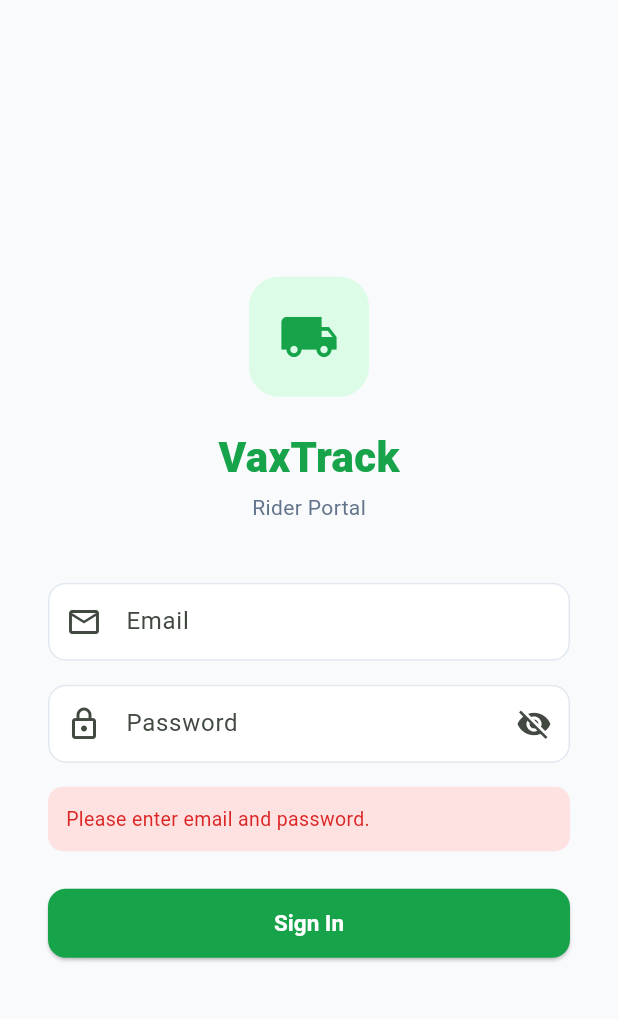
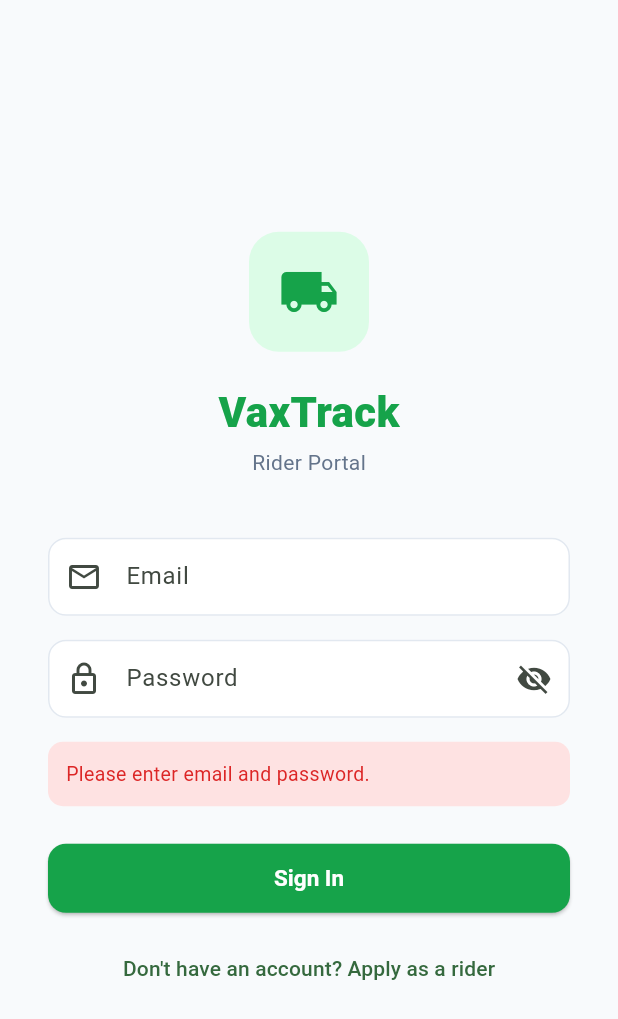
Before and after one commit to Ryel-2-1/vaxtrackkk, a Flutter app: the screen it shows after launch, after a tap on "Sign In", on a phone screen of 412 x 824 dp. Shown: the top 1019 px of the screen. Run offline on Flutter 3.47's test engine with Material 3 defaults, Android fonts, the phone set to English and light mode, and no system bars; our stand-ins replace cloud_firestore, firebase_auth, firebase_core, firebase_storage, geolocator, image_picker; accounts and stored records are empty.

Commit message:
not finished w the rider

```diff
--- a/vaxtrack_mobile/lib/main.dart
+++ b/vaxtrack_mobile/lib/main.dart
@@ -5,13 +5,68 @@ import 'firebase_options.dart';
 import 'theme/app_theme.dart';
 import 'screens/login_screen.dart';
 import 'screens/home_screen.dart';
+import 'screens/register_screen.dart';
 import 'services/auth_service.dart';
 import 'models/app_user.dart';
 
 void main() async {
   WidgetsFlutterBinding.ensureInitialized();
-  await Firebase.initializeApp(options: DefaultFirebaseOptions.currentPlatform);
-  runApp(const VaxTrackRiderApp());
+  try {
+    try {
+      await Firebase.initializeApp(
+        options: DefaultFirebaseOptions.currentPlatform,
+      );
+    } on FirebaseException catch (e) {
+      if (e.code != 'duplicate-app') rethrow;
+    }
+    runApp(const VaxTrackRiderApp());
+  } catch (e, stack) {
+    debugPrint('Firebase init failed: $e\n$stack');
+    runApp(_FirebaseInitErrorApp(error: e.toString()));
+  }
+}
+
+class _FirebaseInitErrorApp extends StatelessWidget {
+  final String error;
+  const _FirebaseInitErrorApp({required this.error});
+
+  @override
+  Widget build(BuildContext context) {
+    return MaterialApp(
+      debugShowCheckedModeBanner: false,
+      home: Scaffold(
+        body: SafeArea(
+          child: Padding(
+            padding: const EdgeInsets.all(24),
+            child: Column(
+              mainAxisAlignment: MainAxisAlignment.center,
+              children: [
+                const Icon(Icons.error_outline, size: 56, color: Colors.red),
+                const SizedBox(height: 16),
+                const Text(
+                  'VaxTrack Rider failed to start',
+                  style: TextStyle(fontSize: 18, fontWeight: FontWeight.w700),
+                  textAlign: TextAlign.center,
+                ),
+                const SizedBox(height: 8),
+                const Text(
+                  'Unable to initialize Firebase. Please check your connection and try again.',
+                  style: TextStyle(fontSize: 13, color: Colors.black54),
+                  textAlign: TextAlign.center,
+                ),
+                const SizedBox(height: 16),
+                Text(
+                  error,
+                  style: const TextStyle(fontSize: 11, color: Colors.black45),
+                  textAlign: TextAlign.center,
+                ),
+              ],
+            ),
+          ),
+        ),
+      ),
+    );
+  }
 }
 
 class VaxTrackRiderApp extends StatelessWidget {
@@ -27,6 +82,7 @@ class VaxTrackRiderApp extends StatelessWidget {
       routes: {
         '/login': (_) => const LoginScreen(),
         '/home': (_) => const HomeScreen(),
+        '/register': (_) => const RegisterScreen(),
       },
     );
   }
@@ -47,11 +103,14 @@ class AuthGate extends StatelessWidget {
         }
 
         if (snapshot.data == null) {
+          debugPrint('[AUTH_GATE] No user → LoginScreen');
           return const LoginScreen();
         }
 
-        return FutureBuilder<AppUser>(
-          future: AuthService().getUserProfile(snapshot.data!.uid),
+        final uid = snapshot.data!.uid;
+        debugPrint('[AUTH_GATE] Auth user present: uid=$uid → loading profile');
+        return FutureBuilder<_ProfileResult>(
+          future: _safeGetProfile(uid),
           builder: (context, userSnap) {
             if (userSnap.connectionState == ConnectionState.waiting) {
               return const Scaffold(
@@ -59,20 +118,69 @@ class AuthGate extends StatelessWidget {
               );
             }
 
-            if (userSnap.hasError || userSnap.data == null) {
-              return const LoginScreen();
+            final result = userSnap.data;
+            if (result == null) {
+              // Should not happen with _safeGetProfile, but be defensive.
+              AuthService.pendingLoginMessage =
+                  'Sign in failed. Please try again.';
+              FirebaseAuth.instance.signOut();
+              return const Scaffold(
+                body: Center(child: CircularProgressIndicator()),
+              );
             }
 
-            final user = userSnap.data!;
-            if (!user.canAccess) {
+            if (result.permissionDenied) {
+              debugPrint('[AUTH_GATE] Firestore permission denied');
+              AuthService.pendingLoginMessage =
+                  'Unable to load rider profile. Please check Firestore rules.';
               FirebaseAuth.instance.signOut();
-              return const LoginScreen();
+              return const Scaffold(
+                body: Center(child: CircularProgressIndicator()),
+              );
             }
 
+            final user = result.user;
+            debugPrint(
+                '[AUTH_GATE] Profile loaded: role=${user?.role} status=${user?.status}');
+            final rejection = AuthService.rejectionMessageFor(user);
+            if (rejection != null) {
+              debugPrint('[AUTH_GATE] Login blocked: $rejection');
+              AuthService.pendingLoginMessage = rejection;
+              FirebaseAuth.instance.signOut();
+              return const Scaffold(
+                body: Center(child: CircularProgressIndicator()),
+              );
+            }
+
+            debugPrint('[AUTH_GATE] Login allowed: navigating to HomeScreen');
             return const HomeScreen();
           },
         );
       },
     );
   }
+
+  Future<_ProfileResult> _safeGetProfile(String uid) async {
+    try {
+      final user = await AuthService().getUserProfile(uid);
+      return _ProfileResult(user: user);
+    } on FirebaseException catch (e) {
+      debugPrint('[AUTH_GATE] Firestore error: ${e.code} ${e.message}');
+      if (e.code == 'permission-denied') {
+        return _ProfileResult(permissionDenied: true);
+      }
+      return _ProfileResult();
+    } catch (e) {
+      debugPrint('[AUTH_GATE] getUserProfile threw: $e');
+      // Missing profile doc → user is null → rejectionMessageFor returns the
+      // "Rider profile not found" message.
+      return _ProfileResult();
+    }
+  }
 }
+
+class _ProfileResult {
+  final AppUser? user;
+  final bool permissionDenied;
+  _ProfileResult({this.user, this.permissionDenied = false});
+}
--- a/vaxtrack_mobile/lib/screens/login_screen.dart
+++ b/vaxtrack_mobile/lib/screens/login_screen.dart
@@ -1,3 +1,4 @@
+import 'package:firebase_auth/firebase_auth.dart';
 import 'package:flutter/material.dart';
 import '../services/auth_service.dart';
 import '../theme/app_theme.dart';
@@ -10,12 +11,21 @@ class LoginScreen extends StatefulWidget {
 }
 
 class _LoginScreenState extends State<LoginScreen> {
-  final _authService = AuthService();
   final _emailController = TextEditingController();
   final _passwordController = TextEditingController();
   bool _loading = false;
   bool _obscurePassword = true;
   String? _error;
+
+  @override
+  void initState() {
+    super.initState();
+    final msg = AuthService.pendingLoginMessage;
+    if (msg != null) {
+      _error = msg;
+      AuthService.pendingLoginMessage = null;
+    }
+  }
 
   Future<void> _login() async {
     final email = _emailController.text.trim();
@@ -32,43 +42,43 @@ class _LoginScreenState extends State<LoginScreen> {
     });
 
     try {
-      final user = await _authService.signIn(email, password);
-
-      if (!user.isRider) {
-        await _authService.signOut();
-        setState(() => _error = 'This app is for rider accounts only.');
-        return;
+      debugPrint('[RIDER_LOGIN] Attempting login: $email');
+      // AuthGate handles role/status validation. LoginScreen only needs
+      // to complete the Firebase Auth sign-in; if the user is invalid,
+      // AuthGate signs them out and sets AuthService.pendingLoginMessage
+      // for the next LoginScreen mount to display.
+      final cred = await FirebaseAuth.instance
+          .signInWithEmailAndPassword(email: email, password: password)
+          .timeout(const Duration(seconds: 30));
+      debugPrint('[RIDER_LOGIN] Firebase Auth success: uid=${cred.user?.uid}');
+    } on FirebaseAuthException catch (e) {
+      debugPrint('[RIDER_LOGIN] FirebaseAuthException: ${e.code} ${e.message}');
+      String msg;
+      switch (e.code) {
+        case 'invalid-email':
+          msg = 'Please enter a valid email address.';
+          break;
+        case 'user-disabled':
+          msg = 'Your rider account is not active. Contact your administrator.';
+          break;
+        case 'user-not-found':
+        case 'wrong-password':
+        case 'invalid-credential':
+          msg = 'Invalid email or password.';
+          break;
+        case 'too-many-requests':
+          msg = 'Too many attempts. Please try again later.';
+          break;
+        case 'network-request-failed':
+          msg = 'Network error. Please try again.';
+          break;
+        default:
+          msg = e.message ?? 'Sign in failed. Please try again.';
       }
-
-      if (user.isPending) {
-        await _authService.signOut();
-        setState(() => _error = 'Your account is pending approval. Please wait for admin confirmation.');
-        return;
-      }
-
-      if (user.isDisabled) {
-        await _authService.signOut();
-        setState(() => _error = 'Your account has been disabled. Contact your administrator.');
-        return;
-      }
-
-      if (user.isRejected) {
-        await _authService.signOut();
-        setState(() => _error = 'Your account has been rejected. Contact your administrator.');
-        return;
-      }
-
-      if (!user.isApproved) {
-        await _authService.signOut();
-        setState(() => _error = 'Access denied. Contact your administrator.');
-        return;
-      }
-
-      if (mounted) {
-        Navigator.of(context).pushReplacementNamed('/home');
-      }
-    } on Exception catch (e) {
-      setState(() => _error = e.toString().replaceFirst('Exception: ', ''));
+      if (mounted) setState(() => _error = msg);
+    } catch (e, stack) {
+      debugPrint('Rider sign-in failed: $e\n$stack');
+      if (mounted) setState(() => _error = 'Sign in failed. Please try again.');
     } finally {
       if (mounted) setState(() => _loading = false);
     }
@@ -168,6 +178,13 @@ class _LoginScreenState extends State<LoginScreen> {
                         : const Text('Sign In'),
                   ),
                 ),
+                const SizedBox(height: 12),
+                TextButton(
+                  onPressed: _loading
+                      ? null
+                      : () => Navigator.of(context).pushNamed('/register'),
+                  child: const Text("Don't have an account? Apply as a rider"),
+                ),
               ],
             ),
           ),
```
Also changed, not shown: vaxtrack_mobile/lib/screens/register_screen.dart (added, +242 -0 lines), vaxtrack_mobile/lib/services/auth_service.dart (+137 -0 lines), 9 other files.
